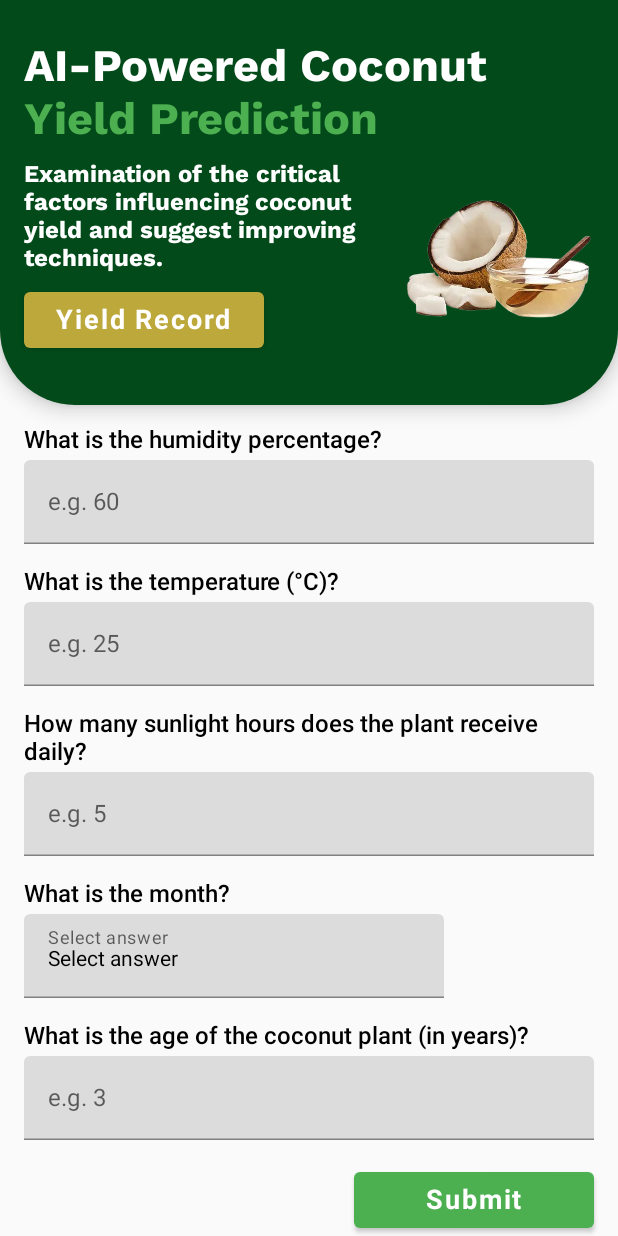
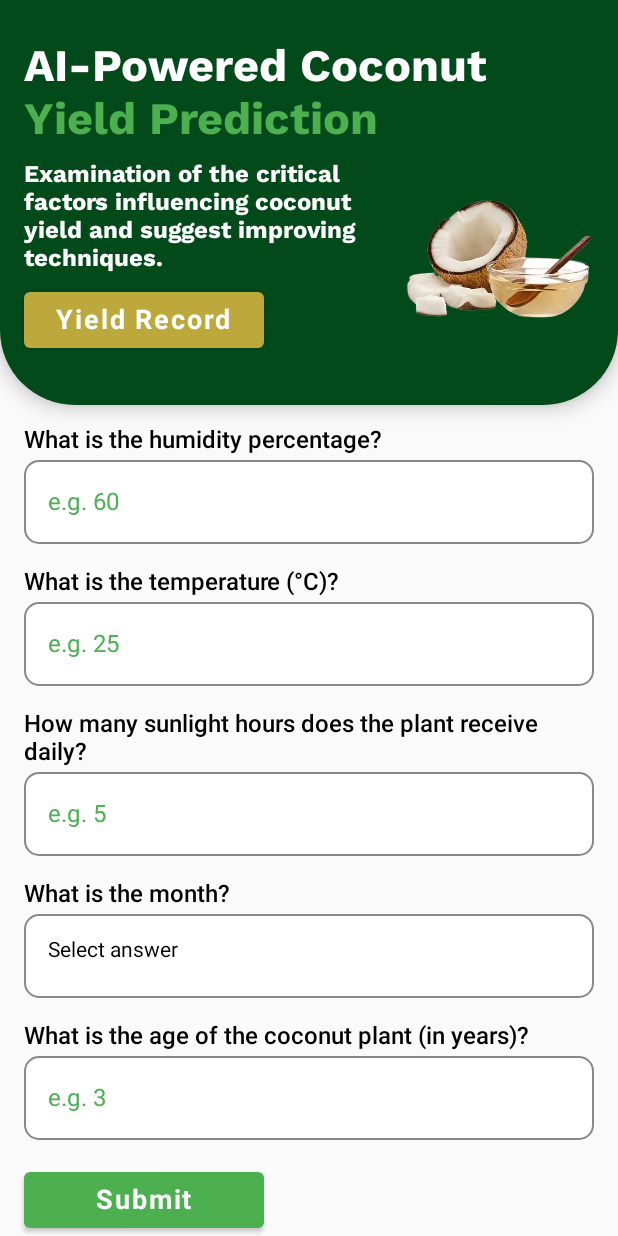
Before and after one commit to sathsaranigithub/Coco-Guard, an Android app built with Jetpack Compose: the YieldQuestionScreen screen opened through its navigation route, scrolled down 191 dp, on a phone screen of 412 x 824 dp. Run offline under Robolectric (Android 15) with nearby library versions, the light colour scheme and no system bars; our stand-ins replace Compose Multiplatform resources; 1 statement that could not run was skipped.

Commit message:
yield part complete add validations
yield part complete add validations

```diff
--- a/composeApp/src/commonMain/kotlin/org/example/cocoguard/screens/yield/YieldQuestion.kt
+++ b/composeApp/src/commonMain/kotlin/org/example/cocoguard/screens/yield/YieldQuestion.kt
@@ -2,6 +2,7 @@ package org.example.cocoguard.screens.yield
 
 import androidx.compose.foundation.Image
 import androidx.compose.foundation.background
+import androidx.compose.foundation.border
 import androidx.compose.foundation.clickable
 import androidx.compose.foundation.layout.*
 import androidx.compose.foundation.lazy.LazyColumn
@@ -61,6 +62,9 @@ fun YieldQuestionScreen(navController: NavController) {
     var plantAge by remember { mutableStateOf("") }
     var isLoading by remember { mutableStateOf(false) }
 
+    var showValidationError by remember { mutableStateOf(false) }
+    var validationErrorMessage by remember { mutableStateOf("") }
+
     val client = HttpClient(CIO) {
         engine {
             requestTimeout = 60_000
@@ -72,12 +76,58 @@ fun YieldQuestionScreen(navController: NavController) {
             level = LogLevel.BODY
         }
     }
-
-
-
     // Function to handle submission
     val scope = rememberCoroutineScope()
+    fun validateInputs(): Boolean {
+        return when {
+            soilPH.isBlank() -> {
+                validationErrorMessage = "Soil pH is required."
+                false
+            }
+            soilPH.toDoubleOrNull() == null -> {
+                validationErrorMessage = "Soil pH must be a valid number."
+                false
+            }
+            humidity.isBlank() -> {
+                validationErrorMessage = "Humidity percentage is required."
+                false
+            }
+            humidity.toIntOrNull() == null -> {
+                validationErrorMessage = "Humidity must be a valid number."
+                false
+            }
+            temperature.isBlank() -> {
+                validationErrorMessage = "Temperature is required."
+                false
+            }
+            temperature.toIntOrNull() == null -> {
+                validationErrorMessage = "Temperature must be a valid number."
+                false
+            }
+            sunlightHours.isBlank() -> {
+                validationErrorMessage = "Sunlight hours are required."
+                false
+            }
+            sunlightHours.toIntOrNull() == null -> {
+                validationErrorMessage = "Sunlight hours must be a valid number."
+                false
+            }
+            plantAge.isBlank() -> {
+                validationErrorMessage = "Plant age is required."
+                false
+            }
+            plantAge.toIntOrNull() == null -> {
+                validationErrorMessage = "Plant age must be a valid number."
+                false
+            }
+            else -> {
+                showValidationError = false // Reset validation error state
+                true
+            }
+        }
+    }
     fun submitData() {
+        if (validateInputs()) {
         isLoading = true
         scope.launch {
             val request = YieldPredictionRequest(
@@ -99,6 +149,9 @@ fun YieldQuestionScreen(navController: NavController) {
             }
             isLoading = false
             showDialog = true
+        }
+        } else {
+            showValidationError = true
         }
     }
 
@@ -250,10 +303,22 @@ fun YieldQuestionScreen(navController: NavController) {
             item {
                 // Submit Button
                 Row(
-                    modifier = Modifier
-                        .fillMaxWidth(),
-                    horizontalArrangement = Arrangement.End
+                    modifier = Modifier.fillMaxWidth(),
+                    verticalAlignment = Alignment.CenterVertically
                 ) {
+                    // Validation message on the start of the row
+                    if (showValidationError) {
+                        Text(
+                            text = validationErrorMessage,
+                            color = Color.Red,
+                            fontSize = 14.sp,
+                            modifier = Modifier
+                                .padding(16.dp)
+                                .background(Color(0x80FFCECA)) // Light red background for emphasis
+                                .padding(8.dp)
+                                .weight(1f) // Take up available space
+                        )
+                    }
                     Button(
                         onClick = { submitData() },
                         colors = ButtonDefaults.buttonColors(backgroundColor = Color(0xFF4CAF50)),
@@ -267,10 +332,23 @@ fun YieldQuestionScreen(navController: NavController) {
                         )
                     }
                 }
+
+
             }
         }
 
     }
+//    if (showValidationError) {
+//        Text(
+//            text = validationErrorMessage,
+//            color = Color.Red,
+//            fontSize = 14.sp,
+//            modifier = Modifier
+//                .padding(16.dp)
+//                .background(Color(0x80FFCECA)) // Light red background for emphasis
+//                .padding(8.dp)
+//        )
+//    }
 
     if (showDialog) {
         YieldResultDialog(
@@ -315,14 +393,20 @@ fun DropdownQuestion(question: String, options: List<String>, hint: String, onSe
                 value = selectedOption,
                 onValueChange = { },
                 readOnly = true,
-                label = { Text(hint) },
-                trailingIcon = {
-//                    Icon(
-//                        painter = painterResource(Res.drawable.baseline_arrow_drop_down_24),
-//                        contentDescription = "Dropdown",
-//                        modifier = Modifier.clickable { expanded = true }
-//                    )
-                }
+//                label = { Text(hint) },
+                modifier = Modifier
+                    .fillMaxWidth()
+                    .background(Color.White, shape = RoundedCornerShape(10.dp))
+                    .border(1.dp, Color.Gray, RoundedCornerShape(10.dp)),
+                colors = TextFieldDefaults.textFieldColors(
+                    backgroundColor = Color.White,
+                    focusedIndicatorColor = Color.Transparent, // Dark green
+                    unfocusedIndicatorColor = Color.Transparent, // No underline when not focused
+                    disabledIndicatorColor = Color.Transparent,
+                    errorIndicatorColor = Color.Red
+                ),
+                shape = RoundedCornerShape(10.dp)
+
             )
             ExposedDropdownMenu(
                 expanded = expanded,
@@ -356,8 +440,19 @@ fun TextFieldQuestion(question: String, hint: String, value: String, onValueChan
         TextField(
             value = value,
             onValueChange = onValueChange,
-            label = { Text(hint) },
-            modifier = Modifier.fillMaxWidth()
+            label = { Text(text = hint, color = Color(0xFF4CAF50)) },
+            modifier = Modifier
+                .fillMaxWidth()
+                .background(Color.White, shape = RoundedCornerShape(10.dp))
+                .border(1.dp, Color.Gray, RoundedCornerShape(10.dp)),
+            colors = TextFieldDefaults.textFieldColors(
+                backgroundColor = Color.White,
+                focusedIndicatorColor = Color.Transparent,
+                unfocusedIndicatorColor = Color.Transparent,
+                disabledIndicatorColor = Color.Transparent,
+                errorIndicatorColor = Color.Red
+            ),
+            shape = RoundedCornerShape(10.dp)
         )
     }
 }
@@ -366,8 +461,9 @@ fun TextFieldQuestion(question: String, hint: String, value: String, onValueChan
 fun YieldResultDialog(result: String, onDismiss: () -> Unit, onSave: () -> Unit) {
     AlertDialog(
         onDismissRequest = onDismiss,
-        title = { Text("Prediction Result") },
-        text = { Text("Yield Prediction: $result") },
+        title = { Text("Prediction Result", fontFamily = workSansBoldFontFamily(), fontSize = 25.sp, color = Color(0xFF024A1A)) },
+        text = { Text("Yield Prediction: $result",
+             fontFamily = workSansBoldFontFamily(), fontSize = 20.sp) },
         confirmButton = {
             Button(
                 onClick = onDismiss,
@@ -383,6 +479,7 @@ fun YieldResultDialog(result: String, onDismiss: () -> Unit, onSave: () -> Unit)
         }
     )
 }
+
 
 // Remember to define your YieldPredictionRequest data class
 @Serializable
```
